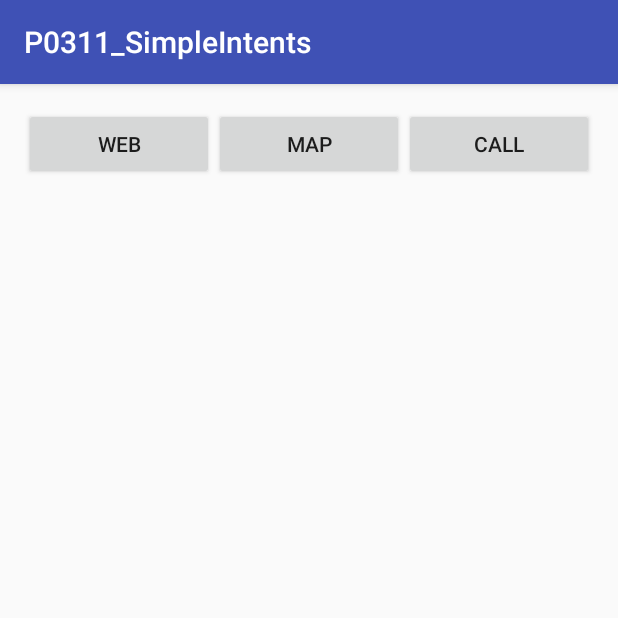
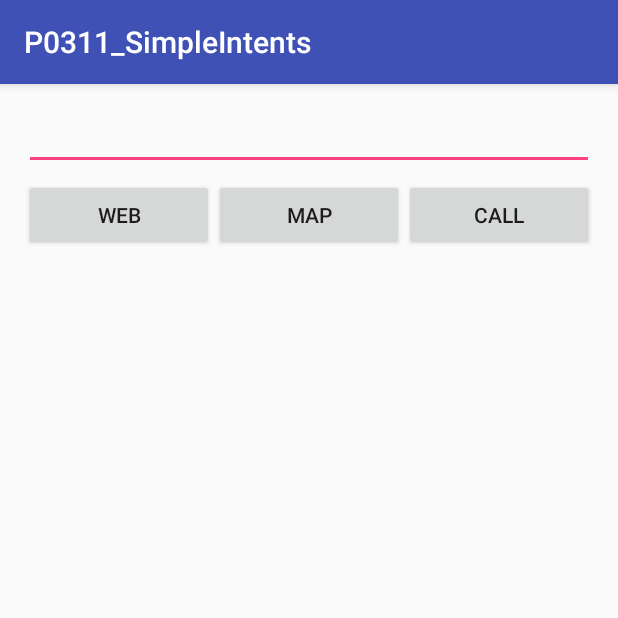
Before and after one commit to btow/P0311_SimpleIntents, an Android app: the screen it shows after launch (MainActivity), after a tap on "WEB", on a phone screen of 412 x 824 dp, the top half of it. Run offline under Robolectric (Android 15) with nearby library versions, the phone set to English and light mode, and no system bars.

```diff
--- a/app/src/main/java/com/example/samsung/p0311_simpleintents/MainActivity.java
+++ b/app/src/main/java/com/example/samsung/p0311_simpleintents/MainActivity.java
@@ -6,9 +6,12 @@ import android.support.v7.app.AppCompatActivity;
 import android.os.Bundle;
 import android.view.View;
 import android.widget.Button;
+import android.widget.EditText;
+import android.widget.Toast;
 
 public class MainActivity extends AppCompatActivity implements View.OnClickListener {
 
+    EditText etUri;
     Button btnWeb, btnMap, btnCall;
 
     @Override
@@ -16,6 +19,7 @@ public class MainActivity extends AppCompatActivity implements View.OnClickListe
         super.onCreate(savedInstanceState);
         setContentView(R.layout.activity_main);
 
+        etUri = (EditText) findViewById(R.id.etUri);
         btnWeb = (Button) findViewById(R.id.btnWeb);
         btnMap = (Button) findViewById(R.id.btnMap);
         btnCall = (Button) findViewById(R.id.btnCall);
@@ -27,21 +31,27 @@ public class MainActivity extends AppCompatActivity implements View.OnClickListe
 
     @Override
     public void onClick(View v) {
+
+        String parsedText = etUri.getText().toString();
+        if (parsedText.equals("")) {
+            Toast.makeText(this, "The datas string is empty", Toast.LENGTH_SHORT).show();
+            return;
+        }
         Intent intent;
         switch (v.getId()) {
             case R.id.btnWeb :
-                intent = new Intent(Intent.ACTION_VIEW, Uri.parse("http://developer.android.com"));
+                intent = new Intent(Intent.ACTION_VIEW, Uri.parse("http://" + parsedText));
                 startActivity(intent);
                 break;
             case R.id.btnMap :
                 intent = new Intent();
                 intent.setAction(Intent.ACTION_VIEW);
-                intent.setData(Uri.parse("geo:-0.45609946,-90.26607513"));
+                intent.setData(Uri.parse("geo:" + parsedText));
                 startActivity(intent);
                 break;
             case R.id.btnCall :
                 intent = new Intent(Intent.ACTION_DIAL);
-                intent.setData(Uri.parse("tel:+79226192777"));
+                intent.setData(Uri.parse("tel:" + parsedText));
                 startActivity(intent);
                 break;
         }
--- a/app/src/main/res/layout/activity_main.xml
+++ b/app/src/main/res/layout/activity_main.xml
@@ -4,12 +4,25 @@
     android:id="@+id/activity_main"
     android:layout_width="match_parent"
     android:layout_height="match_parent"
-    android:orientation="horizontal"
+    android:orientation="vertical"
     android:paddingBottom="@dimen/activity_vertical_margin"
     android:paddingLeft="@dimen/activity_horizontal_margin"
     android:paddingRight="@dimen/activity_horizontal_margin"
     android:paddingTop="@dimen/activity_vertical_margin"
     tools:context="com.example.samsung.p0311_simpleintents.MainActivity">
+
+    <EditText
+        android:id="@+id/etUri"
+        android:layout_width="match_parent"
+        android:layout_height="wrap_content"
+        android:paddingTop="6sp"/>
+
+    <LinearLayout
+        android:id="@+id/activityButton"
+        android:layout_width="match_parent"
+        android:layout_height="wrap_content"
+        android:orientation="horizontal"
+        android:paddingTop="6sp">
 
         <Button
             android:id="@+id/btnWeb"
@@ -29,4 +42,6 @@
             android:layout_height="wrap_content"
             android:layout_weight="1"
             android:text="Call" />
+
     </LinearLayout>
+</LinearLayout>
```
Lines whose indentation alone changed are shown as unchanged.
